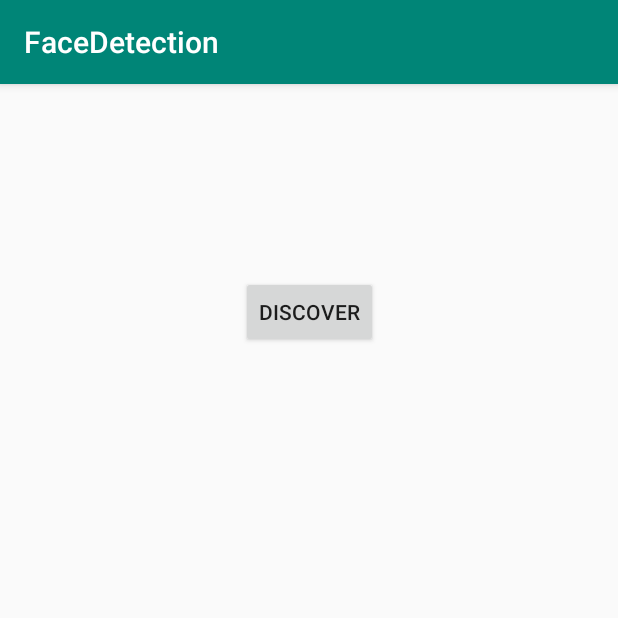
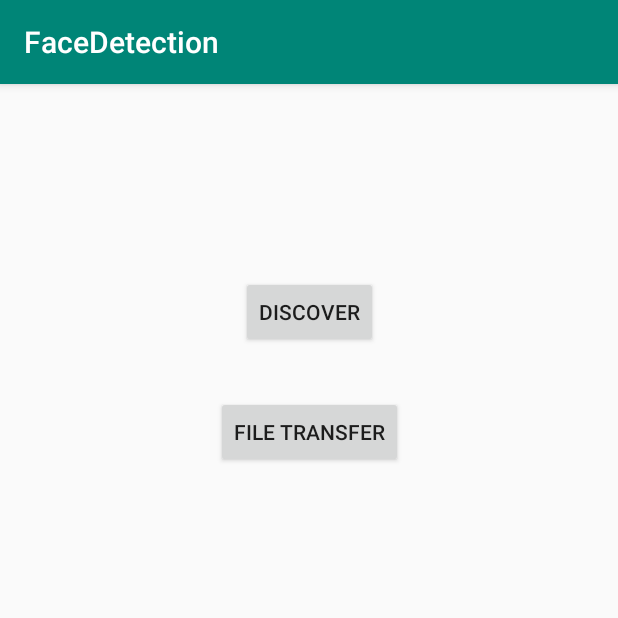
Before and after one commit to yedhrab/BitirmeProjesi-Eski, an Android app: the WiFiDirectActivity screen opened directly, with no data from a screen before it, on a phone screen of 412 x 824 dp, the top half of it. Run offline under Robolectric (Android 15) with nearby library versions, the light colour scheme and no system bars.

Commit message:
✨ Kodda iyileştirme yapıldı

```diff
--- a/app/src/main/AndroidManifest.xml
+++ b/app/src/main/AndroidManifest.xml
@@ -12,8 +12,8 @@
     <uses-permission android:name="android.permission.INTERNET" />
 
     <!-- Wi-Fi Direct için gerekli olmayabilir (?) -->
-    <!--<uses-permission android:name="android.permission.CHANGE_NETWORK_STATE" />
-    <uses-permission android:name="android.permission.ACCESS_NETWORK_STATE" />-->
+    <uses-permission android:name="android.permission.CHANGE_NETWORK_STATE" />
+    <uses-permission android:name="android.permission.ACCESS_NETWORK_STATE" />
 
     <application
         android:allowBackup="false"
@@ -36,7 +36,7 @@
             </intent-filter>
         </activity>
         <activity android:name=".GalleryActivity" />
-        <activity android:name=".WifiActivity" />
+        <activity android:name=".WiFiDirectActivity" />
     </application>
 
 </manifest>
--- a/app/src/main/java/com/aeye/facedetection/MainActivity.java
+++ b/app/src/main/java/com/aeye/facedetection/MainActivity.java
@@ -26,7 +26,7 @@ public class MainActivity extends AppCompatActivity {
 
     void bindEvents() {
         btn_gallery.setOnClickListener((view) -> startActivity(new Intent(MainActivity.this, GalleryActivity.class)));
-        btn_wifi.setOnClickListener((view) -> startActivity(new Intent(MainActivity.this, WifiActivity.class)));
+        btn_wifi.setOnClickListener((view) -> startActivity(new Intent(MainActivity.this, WiFiDirectActivity.class)));
     }
 
 }
--- a/app/src/main/java/com/aeye/facedetection/WifiActivity.java
+++ b/app/src/main/java/com/aeye/facedetection/WiFiDirectActivity.java
@@ -20,9 +20,9 @@ import androidx.appcompat.app.AppCompatActivity;
  * Wifi işlemleri yöneten sınıf
  * https://developer.android.com/guide/topics/connectivity/wifip2p.html#create-app
  */
-public class WifiActivity extends AppCompatActivity {
+public class WiFiDirectActivity extends AppCompatActivity {
 
-    public static final String TAG = "WiFiActivity";
+    public static final String TAG = WiFiDirectActivity.class.getSimpleName();
 
     private static final int PRC_ACCES_FINE_LOCATION = 1;
 
@@ -35,7 +35,7 @@ public class WifiActivity extends AppCompatActivity {
     @Override
     protected void onCreate(Bundle savedInstanceState) {
         super.onCreate(savedInstanceState);
-        setContentView(R.layout.activity_wifi);
+        setContentView(R.layout.activity_wifi_direct);
 
         // Wifi alıcısına aktarılacak broadcast türlerini belirleme
         wifiFilter = new IntentFilter();
@@ -59,10 +59,10 @@ public class WifiActivity extends AppCompatActivity {
      */
     private void getRequiredPermissions() {
         if (
-            Build.VERSION.SDK_INT >= Build.VERSION_CODES.M &&
-            checkSelfPermission(Manifest.permission.ACCESS_FINE_LOCATION) != PackageManager.PERMISSION_GRANTED
+                Build.VERSION.SDK_INT >= Build.VERSION_CODES.M &&
+                        checkSelfPermission(Manifest.permission.ACCESS_FINE_LOCATION) != PackageManager.PERMISSION_GRANTED
         ) {
-            requestPermissions(new String[]{Manifest.permission.ACCESS_FINE_LOCATION}, WifiActivity.PRC_ACCES_FINE_LOCATION);
+            requestPermissions(new String[]{Manifest.permission.ACCESS_FINE_LOCATION}, WiFiDirectActivity.PRC_ACCES_FINE_LOCATION);
         }
     }
 
@@ -95,13 +95,15 @@ public class WifiActivity extends AppCompatActivity {
     }
 
     public void onDiscoverButtonClick(View view) {
-        Log.d(TAG, "onDiscoverButtonClick: Discover butonuna tıklandı");
+        // TODO: Bağlnatı sağladıktan sonra tekrar tekrar istek atmayı bırakmalı
+
+        Log.v(TAG, "onDiscoverButtonClick: Discover butonuna tıklandı");
 
         // Eşleşebilir cihazları arama
         manager.discoverPeers(channel, new WifiP2pManager.ActionListener() {
             @Override
             public void onSuccess() {
-                Log.d(TAG, "onSuccess: Keşif başarılı");
+                Log.i(TAG, "onSuccess: Keşif başarılı, eşleşebilir cihazlar aranıyor...");
             }
 
             @Override
@@ -117,10 +119,15 @@ public class WifiActivity extends AppCompatActivity {
                     case WifiP2pManager.BUSY:
                         reasonMsg = "cihaz başka bir bağlantı ile meşgul";
                         break;
-                };
-
-                Log.d(TAG, "onFailure: Keşif başarısız, " + reasonMsg);
+                }
+                ;
+                Log.e(TAG, "onFailure: Keşif başarısız, " + reasonMsg);
             }
         });
     }
+
+    public void onFileTransferClick(View view) {
+        Log.v(TAG, "onFileTransferClick: File Transfer butonuna tıklandı");
+        new FileServerAsyncTask(this).execute();
+    }
 }
--- a/app/src/main/res/layout/activity_wifi.xml
+++ b/app/src/main/res/layout/activity_wifi_direct.xml
@@ -4,7 +4,7 @@
     xmlns:tools="http://schemas.android.com/tools"
     android:layout_width="match_parent"
     android:layout_height="match_parent"
-    tools:context=".WifiActivity">
+    tools:context=".WiFiDirectActivity">
 
     <Button
         android:id="@+id/btn_discover"
@@ -16,4 +16,15 @@
         app:layout_constraintEnd_toEndOf="parent"
         app:layout_constraintStart_toStartOf="parent"
         app:layout_constraintTop_toTopOf="parent" />
+
+    <Button
+        android:id="@+id/btn_transfer"
+        android:layout_width="wrap_content"
+        android:layout_height="wrap_content"
+        android:layout_marginTop="32dp"
+        android:onClick="onFileTransferClick"
+        android:text="File Transfer"
+        app:layout_constraintEnd_toEndOf="parent"
+        app:layout_constraintStart_toStartOf="parent"
+        app:layout_constraintTop_toBottomOf="@+id/btn_discover" />
 </androidx.constraintlayout.widget.ConstraintLayout>
--- a/build.gradle
+++ b/build.gradle
@@ -7,7 +7,7 @@ buildscript {
 
     }
     dependencies {
-        classpath 'com.android.tools.build:gradle:3.5.2'
+        classpath 'com.android.tools.build:gradle:3.5.3'
         classpath 'com.google.gms:google-services:4.3.3' // Firabase
 
         // NOTE: Do not place your application dependencies here; they belong
```
Also changed, not shown: app/src/main/java/com/aeye/facedetection/FileServerAsyncTask.java (+7 -3 lines), app/src/main/java/com/aeye/facedetection/WiFiDirectBroadcastReciever.java (+27 -21 lines).
